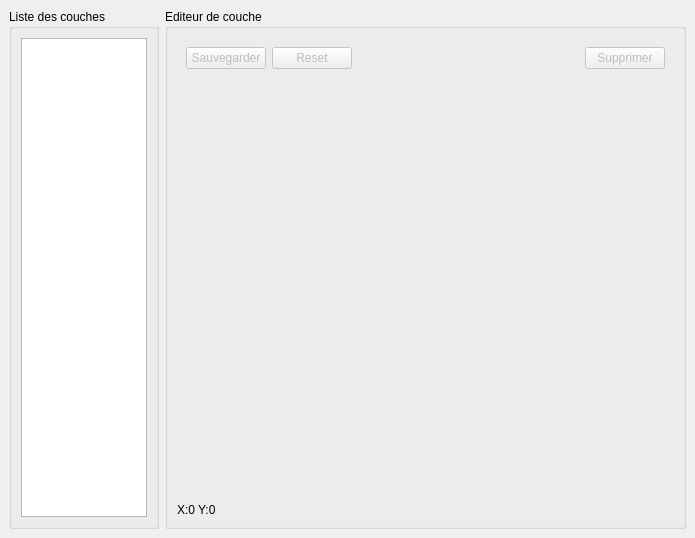
Qt form smoothTxt/CMainWindow.ui (clebail/m3d) before a commit.
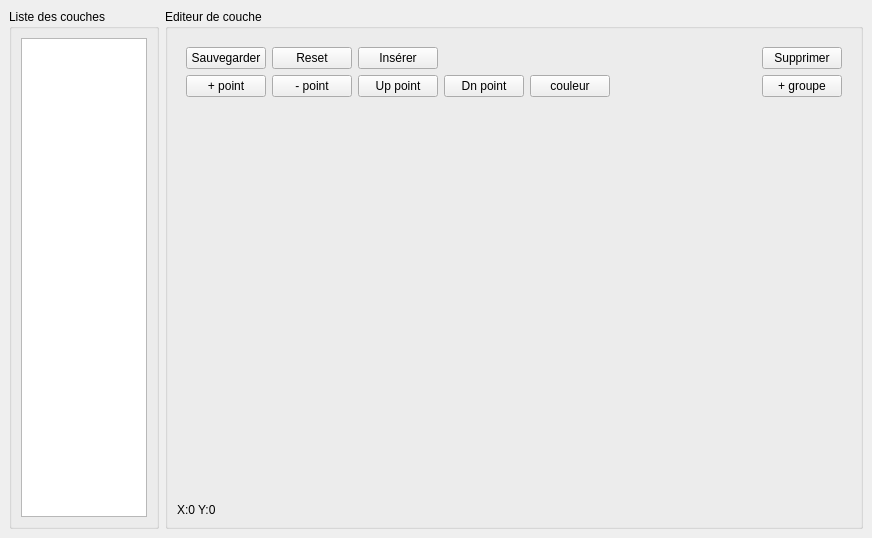
The same form after that commit. Custom widgets are drawn as their Qt base class.

```diff
--- a/smoothTxt/CMainWindow.ui
+++ b/smoothTxt/CMainWindow.ui
@@ -6,7 +6,7 @@
    <rect>
     <x>0</x>
     <y>0</y>
-    <width>695</width>
+    <width>872</width>
     <height>538</height>
    </rect>
   </property>
@@ -60,10 +60,13 @@
           </sizepolicy>
          </property>
          <layout class="QHBoxLayout" name="horizontalLayout_3">
+          <property name="bottomMargin">
+           <number>0</number>
+          </property>
           <item>
            <widget class="QPushButton" name="pbSave">
             <property name="enabled">
-             <bool>false</bool>
+             <bool>true</bool>
             </property>
             <property name="text">
              <string>Sauvegarder</string>
@@ -73,13 +76,23 @@
           <item>
            <widget class="QPushButton" name="pbReset">
             <property name="enabled">
-             <bool>false</bool>
+             <bool>true</bool>
             </property>
             <property name="text">
              <string>Reset</string>
             </property>
            </widget>
           </item>
+          <item>
+           <widget class="QPushButton" name="pbInsert">
+            <property name="enabled">
+             <bool>true</bool>
+            </property>
+            <property name="text">
+             <string>Insérer</string>
+            </property>
+           </widget>
+          </item>
           <item>
            <spacer name="horizontalSpacer">
             <property name="orientation">
@@ -96,7 +109,7 @@
           <item>
            <widget class="QPushButton" name="pbSupprimer">
             <property name="enabled">
-             <bool>false</bool>
+             <bool>true</bool>
             </property>
             <property name="text">
              <string>Supprimer</string>
@@ -106,6 +119,97 @@
          </layout>
         </widget>
        </item>
+       <item>
+        <widget class="QWidget" name="widget" native="true">
+         <property name="sizePolicy">
+          <sizepolicy hsizetype="Preferred" vsizetype="Fixed">
+           <horstretch>0</horstretch>
+           <verstretch>0</verstretch>
+          </sizepolicy>
+         </property>
+         <layout class="QHBoxLayout" name="horizontalLayout_4">
+          <property name="topMargin">
+           <number>0</number>
+          </property>
+          <item>
+           <widget class="QPushButton" name="pbAddPoint">
+            <property name="toolTip">
+             <string>Ajouter un point</string>
+            </property>
+            <property name="text">
+             <string>+ point</string>
+            </property>
+           </widget>
+          </item>
+          <item>
+           <widget class="QPushButton" name="pbDropPoint">
+            <property name="toolTip">
+             <string>Supprimer le point ciourant</string>
+            </property>
+            <property name="text">
+             <string>- point</string>
+            </property>
+           </widget>
+          </item>
+          <item>
+           <widget class="QPushButton" name="pbUpPoint">
+            <property name="toolTip">
+             <string>Monter le point</string>
+            </property>
+            <property name="text">
+             <string>Up point</string>
+            </property>
+           </widget>
+          </item>
+          <item>
+           <widget class="QPushButton" name="pbDownPoint">
+            <property name="toolTip">
+             <string>Descendre le point</string>
+            </property>
+            <property name="text">
+             <string>Dn point</string>
+            </property>
+           </widget>
+          </item>
+          <item>
+           <widget class="QPushButton" name="pbColor">
+            <property name="toolTip">
+             <string>Modifier la couleur du point</string>
+            </property>
+            <property name="text">
+             <string>couleur</string>
+            </property>
+           </widget>
+          </item>
+          <item>
+           <spacer name="horizontalSpacer_2">
+            <property name="orientation">
+             <enum>Qt::Horizontal</enum>
+            </property>
+            <property name="sizeHint" stdset="0">
+             <size>
+              <width>40</width>
+              <height>20</height>
+             </size>
+            </property>
+           </spacer>
+          </item>
+          <item>
+           <widget class="QPushButton" name="pbAddGroupe">
+            <property name="enabled">
+             <bool>true</bool>
+            </property>
+            <property name="toolTip">
+             <string>Ajouter un groupe</string>
+            </property>
+            <property name="text">
+             <string>+ groupe</string>
+            </property>
+           </widget>
+          </item>
+         </layout>
+        </widget>
+       </item>
        <item>
         <widget class="CEditWidget" name="editWidget" native="true"/>
        </item>
```
